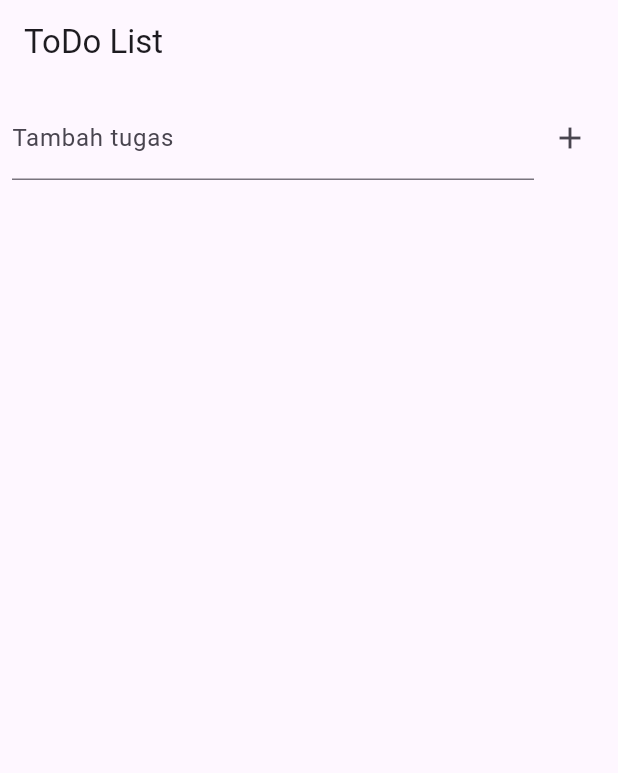
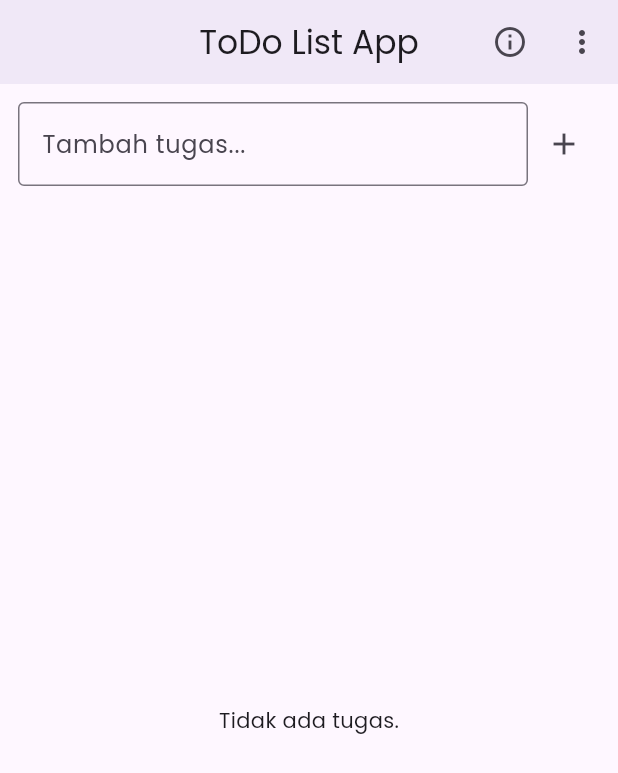
Before and after one commit to Karasyi789/TODO-LIST, a Flutter app: the screen it shows after launch, after a tap on the "add" icon, on a phone screen of 412 x 824 dp. Shown: the top 773 px of the screen. Run offline on Flutter 3.47's test engine with Material 3 defaults, Android fonts, the phone set to English and light mode, and no system bars; our stand-ins replace google_fonts, shared_preferences.

```diff
--- a/lib/main.dart
+++ b/lib/main.dart
@@ -1,139 +1,169 @@
 import 'package:flutter/material.dart';
 import 'package:shared_preferences/shared_preferences.dart';
+import 'package:google_fonts/google_fonts.dart';
 import 'dart:convert';
+import 'screen/homescreen.dart';
 
 void main() {
-  runApp(const ToDoApp());
+  runApp(const TodoListApp());
 }
 
-class ToDoApp extends StatelessWidget {
-  const ToDoApp({super.key});
+class TodoListApp extends StatelessWidget {
+  const TodoListApp({super.key});
 
   @override
   Widget build(BuildContext context) {
     return MaterialApp(
+      debugShowCheckedModeBanner: false,
       title: 'ToDo List',
-      theme: ThemeData(primarySwatch: Colors.blue),
-      home: const ToDoHomePage(),
+      themeMode: ThemeMode.system,
+      theme: ThemeData.light(useMaterial3: true).copyWith(
+        primaryColor: Colors.indigo,
+        textTheme: GoogleFonts.poppinsTextTheme(),
+      ),
+      darkTheme: ThemeData.dark(useMaterial3: true).copyWith(
+        primaryColor: Colors.deepPurple,
+        scaffoldBackgroundColor: Colors.grey[900],
+        textTheme: GoogleFonts.poppinsTextTheme(
+          ThemeData.dark().textTheme,
+        ),
+      ),
+      home: const HomeScreen(),
     );
   }
 }
 
-class Task {
+class Todo {
   String title;
   bool isDone;
 
-  Task({required this.title, this.isDone = false});
+  Todo({
+    required this.title,
+    this.isDone = false,
+  });
 
-  Map<String, dynamic> toJson() => {
-        'title': title,
-        'isDone': isDone,
-      };
-
-  factory Task.fromJson(Map<String, dynamic> json) =>
-      Task(title: json['title'], isDone: json['isDone']);
+  Map<String, dynamic> toMap() {
+    return {'title': title, 'isDone': isDone};
   }
 
-class ToDoHomePage extends StatefulWidget {
-  const ToDoHomePage({super.key});
+  factory Todo.fromMap(Map<String, dynamic> map) {
+    return Todo(
+      title: map['title'],
+      isDone: map['isDone'],
+    );
+  }
+}
+
+class TodoListScreen extends StatefulWidget {
+  const TodoListScreen({super.key});
 
   @override
-  State<ToDoHomePage> createState() => _ToDoHomePageState();
+  State<TodoListScreen> createState() => _TodoListScreenState();
 }
 
-class _ToDoHomePageState extends State<ToDoHomePage> {
+class _TodoListScreenState extends State<TodoListScreen> {
+  List<Todo> todos = [];
   final TextEditingController _controller = TextEditingController();
-  List<Task> _tasks = [];
 
   @override
   void initState() {
     super.initState();
-    _loadTasks();
+    loadTodos();
   }
 
-  Future<void> _loadTasks() async {
+  Future<void> loadTodos() async {
     final prefs = await SharedPreferences.getInstance();
-    final tasksString = prefs.getString('tasks');
-    if (tasksString != null) {
-      final List decoded = jsonDecode(tasksString);
+    final data = prefs.getString('todo_list');
+    if (data != null) {
+      final List decoded = jsonDecode(data);
       setState(() {
-        _tasks = decoded.map((e) => Task.fromJson(e)).toList();
+        todos = decoded.map((e) => Todo.fromMap(e)).toList();
       });
     }
   }
 
-  Future<void> _saveTasks() async {
+  Future<void> saveTodos() async {
     final prefs = await SharedPreferences.getInstance();
-    final encoded = jsonEncode(_tasks.map((e) => e.toJson()).toList());
-    await prefs.setString('tasks', encoded);
+    final encoded = jsonEncode(todos.map((e) => e.toMap()).toList());
+    await prefs.setString('todo_list', encoded);
   }
 
-  void _addTask(String title) {
+  void addTodo(String title) {
     if (title.isEmpty) return;
     setState(() {
-      _tasks.add(Task(title: title));
+      todos.add(Todo(title: title));
       _controller.clear();
     });
-    _saveTasks();
+    saveTodos();
   }
 
-  void _toggleTask(int index) {
+  void toggleDone(int index) {
     setState(() {
-      _tasks[index].isDone = !_tasks[index].isDone;
+      todos[index].isDone = !todos[index].isDone;
     });
-    _saveTasks();
+    saveTodos();
   }
 
-  void _deleteTask(int index) {
+  void deleteTodo(int index) {
     setState(() {
-      _tasks.removeAt(index);
+      todos.removeAt(index);
     });
-    _saveTasks();
+    saveTodos();
   }
 
   @override
   Widget build(BuildContext context) {
     return Scaffold(
-      appBar: AppBar(title: const Text('ToDo List')),
+      appBar: AppBar(
+        title: const Text('ToDo List'),
+        centerTitle: true,
+      ),
       body: Column(
         children: [
           Padding(
-            padding: const EdgeInsets.all(8.0),
+            padding: const EdgeInsets.all(12.0),
             child: Row(
               children: [
                 Expanded(
                   child: TextField(
                     controller: _controller,
-                    decoration:
-                        const InputDecoration(labelText: 'Tambah tugas'),
+                    decoration: const InputDecoration(
+                      labelText: 'Tambahkan tugas',
+                      border: OutlineInputBorder(),
                     ),
                   ),
-                IconButton(
-                  icon: const Icon(Icons.add),
-                  onPressed: () => _addTask(_controller.text),
+                ),
+                const SizedBox(width: 8),
+                ElevatedButton(
+                  onPressed: () => addTodo(_controller.text),
+                  child: const Icon(Icons.add),
                 ),
               ],
             ),
           ),
           Expanded(
-            child: ListView.builder(
-              itemCount: _tasks.length,
+            child: todos.isEmpty
+                ? const Center(child: Text('Belum ada tugas.'))
+                : ListView.builder(
+                    itemCount: todos.length,
                     itemBuilder: (context, index) {
-                final task = _tasks[index];
+                      final todo = todos[index];
                       return ListTile(
+                        leading: Checkbox(
+                          value: todo.isDone,
+                          onChanged: (_) => toggleDone(index),
+                        ),
                         title: Text(
-                    task.title,
+                          todo.title,
                           style: TextStyle(
-                        decoration:
-                            task.isDone ? TextDecoration.lineThrough : null),
+                            decoration: todo.isDone
+                                ? TextDecoration.lineThrough
+                                : TextDecoration.none,
                           ),
-                  leading: Checkbox(
-                    value: task.isDone,
-                    onChanged: (_) => _toggleTask(index),
                         ),
                         trailing: IconButton(
                           icon: const Icon(Icons.delete),
-                    onPressed: () => _deleteTask(index),
+                          onPressed: () => deleteTodo(index),
                         ),
                       );
                     },
--- /dev/null
+++ b/lib/models/todo.dart
@@ -0,0 +1,9 @@
+class Todo {
+  String title;
+  bool isDone;
+
+  Todo({
+    required this.title,
+    this.isDone = false,
+  });
+}
--- /dev/null
+++ b/lib/screen/homescreen.dart
@@ -0,0 +1,128 @@
+import 'package:flutter/material.dart';
+import '../models/todo.dart';
+import './aboutscreen.dart';
+
+enum Filter { all, done, notDone }
+
+class HomeScreen extends StatefulWidget {
+  const HomeScreen({Key? key}) : super(key: key);
+
+  @override
+  State<HomeScreen> createState() => _HomeScreenState();
+}
+
+class _HomeScreenState extends State<HomeScreen> {
+  final List<Todo> todos = [];
+  Filter _filter = Filter.all;
+  final TextEditingController _controller = TextEditingController();
+
+  List<Todo> get _filteredTodos {
+    switch (_filter) {
+      case Filter.done:
+        return todos.where((t) => t.isDone).toList();
+      case Filter.notDone:
+        return todos.where((t) => !t.isDone).toList();
+      default:
+        return todos;
+    }
+  }
+
+  void _addTodo() {
+    if (_controller.text.trim().isEmpty) return;
+    setState(() {
+      todos.add(Todo(title: _controller.text.trim()));
+      _controller.clear();
+    });
+  }
+
+  void _toggleTodoStatus(int index) {
+    setState(() {
+      _filteredTodos[index].isDone = !_filteredTodos[index].isDone;
+    });
+  }
+
+  void _changeFilter(Filter newFilter) {
+    setState(() {
+      _filter = newFilter;
+    });
+  }
+
+  @override
+  Widget build(BuildContext context) {
+    final filteredList = _filteredTodos;
+    return Scaffold(
+      appBar: AppBar(
+        title: const Text('ToDo List App'),
+        centerTitle: true,
+        elevation: 4,
+        actions: [
+          IconButton(
+            icon: const Icon(Icons.info_outline),
+            onPressed: () {
+              Navigator.push(
+                context,
+                MaterialPageRoute(builder: (context) => const AboutScreen()),
+              );
+            },
+          ),
+          PopupMenuButton<Filter>(
+            onSelected: _changeFilter,
+            itemBuilder: (context) => [
+              const PopupMenuItem(
+                value: Filter.all,
+                child: Text('Semua'),
+              ),
+              const PopupMenuItem(
+                value: Filter.done,
+                child: Text('Selesai'),
+              ),
+              const PopupMenuItem(
+                value: Filter.notDone,
+                child: Text('Belum Selesai'),
+              ),
+            ],
+          )
+        ],
+      ),
+      body: Column(
+        children: [
+          Padding(
+            padding: const EdgeInsets.all(12.0),
+            child: Row(
+              children: [
+                Expanded(
+                  child: TextField(
+                    controller: _controller,
+                    decoration: const InputDecoration(
+                      hintText: 'Tambah tugas...',
+                      border: OutlineInputBorder(),
+                    ),
+                  ),
+                ),
+                IconButton(
+                  icon: const Icon(Icons.add),
+                  onPressed: _addTodo,
+                )
+              ],
+            ),
+          ),
+          Expanded(
+            child: filteredList.isEmpty
+                ? const Center(child: Text('Tidak ada tugas.'))
+                : ListView.builder(
+                    itemCount: filteredList.length,
+                    itemBuilder: (context, index) {
+                      final todo = filteredList[index];
+                      return CheckboxListTile(
+                        title: Text(todo.title),
+                        value: todo.isDone,
+                        onChanged: (_) => _toggleTodoStatus(index),
+                      );
+                    },
+                  ),
+          )
+        ],
+      ),
+    );
+  }
+}
```
Also changed, not shown: lib/screen/aboutscreen.dart (added, +25 -0 lines), pubspec.yaml (+10 -6 lines), flutter_01.png (added), pubspec.lock, 2 other files. Lines whose indentation alone changed are shown as unchanged.
